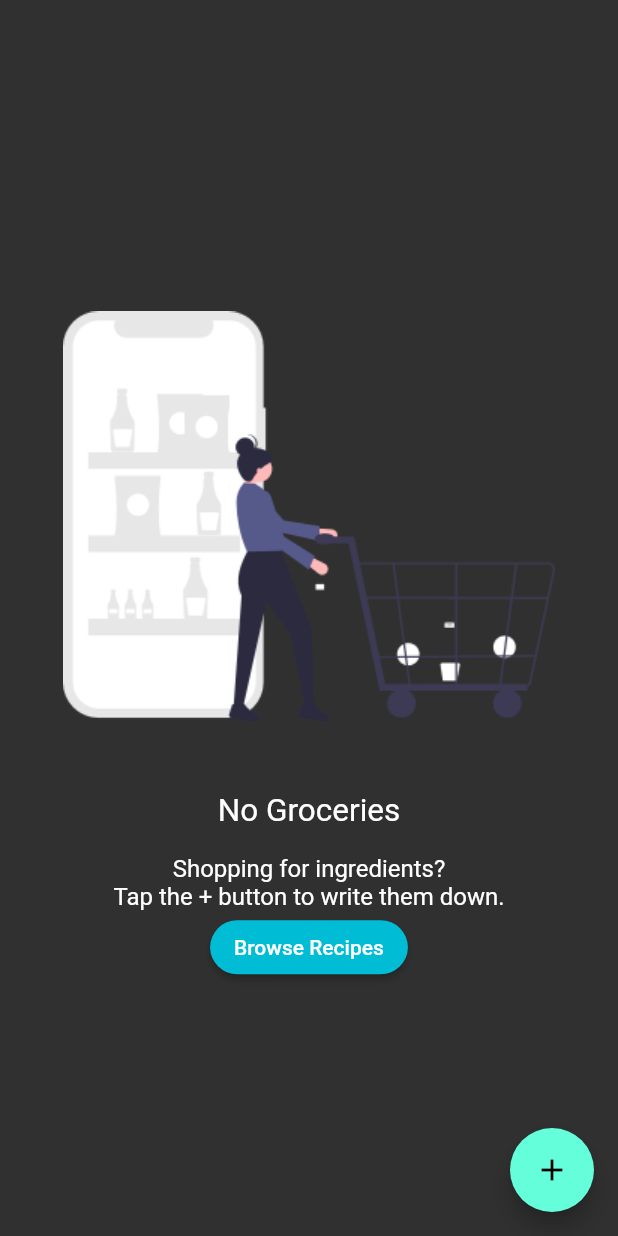
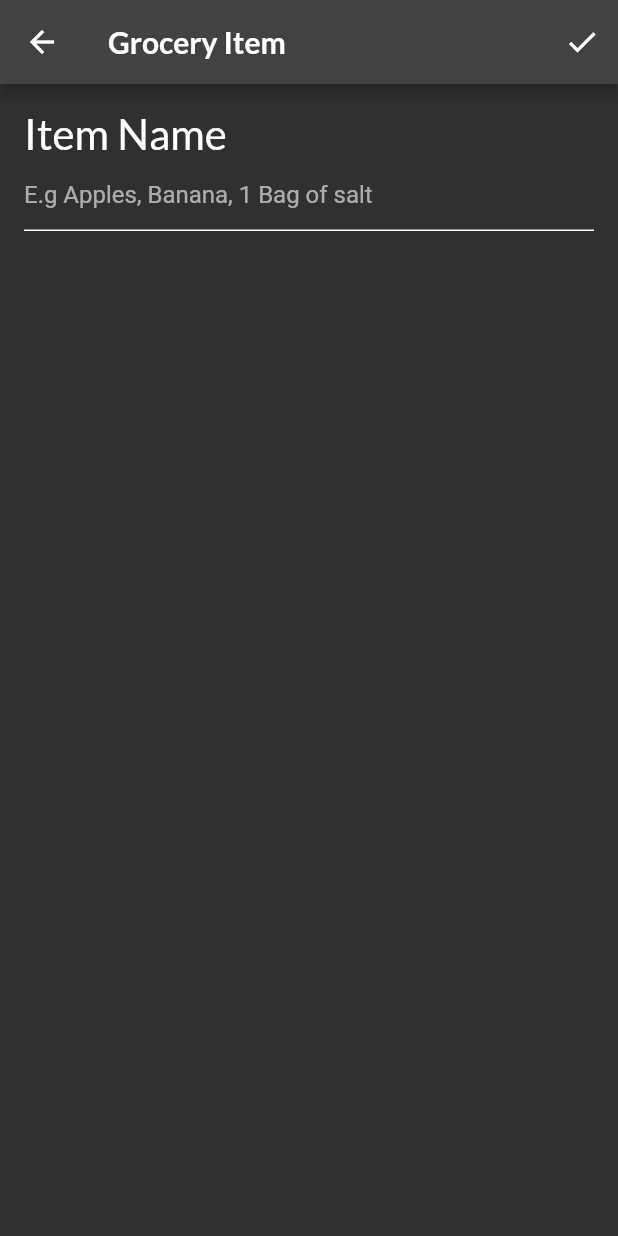
Before and after one commit to aribyusronha/fooderlich, a Flutter app: the GroceryScreen screen opened directly, after a tap on the "add" icon, on a phone screen of 412 x 824 dp. Run offline on Flutter 3.47's test engine with Material 2 defaults, Android fonts, the phone set to English and light mode, and no system bars; our stand-ins replace flutter_colorpicker, google_fonts.

Commit message:
Modul Praktikum 6 - Add GroceryScreen & Depedencies

```diff
--- /dev/null
+++ b/lib/screens/grocery_item_screen.dart
@@ -0,0 +1,119 @@
+import 'package:flutter/material.dart';
+import 'package:google_fonts/google_fonts.dart';
+import 'package:flutter_colorpicker/flutter_colorpicker.dart';
+import 'package:intl/intl.dart';
+import 'package:uuid/uuid.dart';
+import '../models/models.dart';
+
+class GroceryItemScreen extends StatefulWidget {
+
+  final Function(GroceryItem)? onCreate;
+  final Function(GroceryItem)? onUpdate;
+  final GroceryItem? originalItem;
+  final bool isUpdating;
+
+  const GroceryItemScreen({
+    Key? key,
+    this.onCreate,
+    this.onUpdate,
+    this.originalItem,
+  })  : isUpdating = (originalItem != null),
+        super(key: key);
+
+  @override
+  _GroceryItemScreenState createState() => _GroceryItemScreenState();
+}
+
+class _GroceryItemScreenState extends State<GroceryItemScreen> {
+  final _nameController = TextEditingController();
+  String _name = '';
+  Importance _importance = Importance.low;
+  DateTime _dueDate = DateTime.now();
+  TimeOfDay _timeOfDay = TimeOfDay.now();
+  Color _currentColor = Colors.green;
+  int _currentSliderValue = 0;
+
+    @override
+    void initState() {
+        if (widget.originalItem != null) {
+        _nameController.text = widget.originalItem!.name!;
+        _name = widget.originalItem!.name!;
+        _currentSliderValue = widget.originalItem!.quantity!;
+        _importance = widget.originalItem!.importance!;
+        _currentColor = widget.originalItem!.color!;
+        final date = widget.originalItem!.date!;
+        _timeOfDay = TimeOfDay(hour: date.hour, minute: date.minute);
+        _dueDate = date;
+        }
+
+        _nameController.addListener(() {
+        setState(() {
+            _name = _nameController.text;
+        });
+        });
+
+        super.initState();
+    }
+
+    @override
+    void dispose() {
+        _nameController.dispose();
+        super.dispose();
+    }
+
+    Widget buildNameField(){
+        return Column(
+            crossAxisAlignment: CrossAxisAlignment.start,
+            children: [
+                Text(
+                    'Item Name',
+                    style: GoogleFonts.lato(fontSize: 28.0),
+                    ),
+                TextField(
+                    controller: _nameController,
+                    cursorColor: _currentColor,
+                    decoration: InputDecoration(
+                        hintText: 'E.g Apples, Banana, 1 Bag of salt',
+                        enabledBorder: const UnderlineInputBorder(
+                            borderSide: BorderSide(color: Colors.white),
+                        ),
+                        focusedBorder: UnderlineInputBorder(
+                            borderSide: BorderSide(color: _currentColor),
+                        ),
+                        border: UnderlineInputBorder(
+                            borderSide: BorderSide(color: _currentColor),
+                        )
+                    ),
+                )
+            ],
+        );
+    }
+
+    @override
+    Widget build(BuildContext context) {
+        return Scaffold(
+            appBar: AppBar(
+                actions: [
+                    IconButton(
+                        onPressed: (){
+
+                        },
+                        icon: const Icon(Icons.check),
+                    )
+                ],
+                title: Text(
+                    'Grocery Item',
+                    style: GoogleFonts.lato(fontWeight: FontWeight.w600),
+                ),
+            ),
+            body: Container(
+                padding: const EdgeInsets.all(16.0),
+                child: ListView(
+                    children: [
+                        buildNameField(),
+                    ],
+                ),
+            ),
+        );
+    }
+}
--- a/lib/screens/grocery_screen.dart
+++ b/lib/screens/grocery_screen.dart
@@ -1,10 +1,9 @@
-import 'dart:js';
-
 import 'package:flutter/material.dart';
 import 'package:fooderlich/models/models.dart';
 import 'package:fooderlich/screens/empty_grocery_screen.dart';
 import 'package:provider/provider.dart';
 import '../models/models.dart';
+import 'grocery_item_screen.dart';
 
 class GroceryScreen extends StatelessWidget{
   const GroceryScreen({super.key});
@@ -28,7 +27,24 @@ class GroceryScreen extends StatelessWidget{
     return Scaffold(
         floatingActionButton: FloatingActionButton(
             onPressed: () {
-
+                final manager = Provider.of<GroceryManager>(
+                context,
+                listen: false);
+                // 2
+                Navigator.push(
+                context,
+                // 3
+                MaterialPageRoute(
+                    // 4
+                    builder: (context) => GroceryItemScreen(
+                    // 5
+                    onCreate: (item) {
+                        // 6
+                        manager.addItem(item);
+                        // 7
+                        Navigator.pop(context);
+                    },
+                    ),),);
             },
             child: const Icon(Icons.add),
         ),
--- a/pubspec.yaml
+++ b/pubspec.yaml
@@ -40,6 +40,9 @@ dependencies:
   like_button: ^2.0.4
   shared_preferences: ^2.0.15
   json_annotation: ^4.7.0
+  flutter_colorpicker: ^1.0.3
+  intl: ^0.17.0
+  uuid: ^3.0.6
 
 dev_dependencies:
   flutter_test:
```
Also changed, not shown: pubspec.lock.
